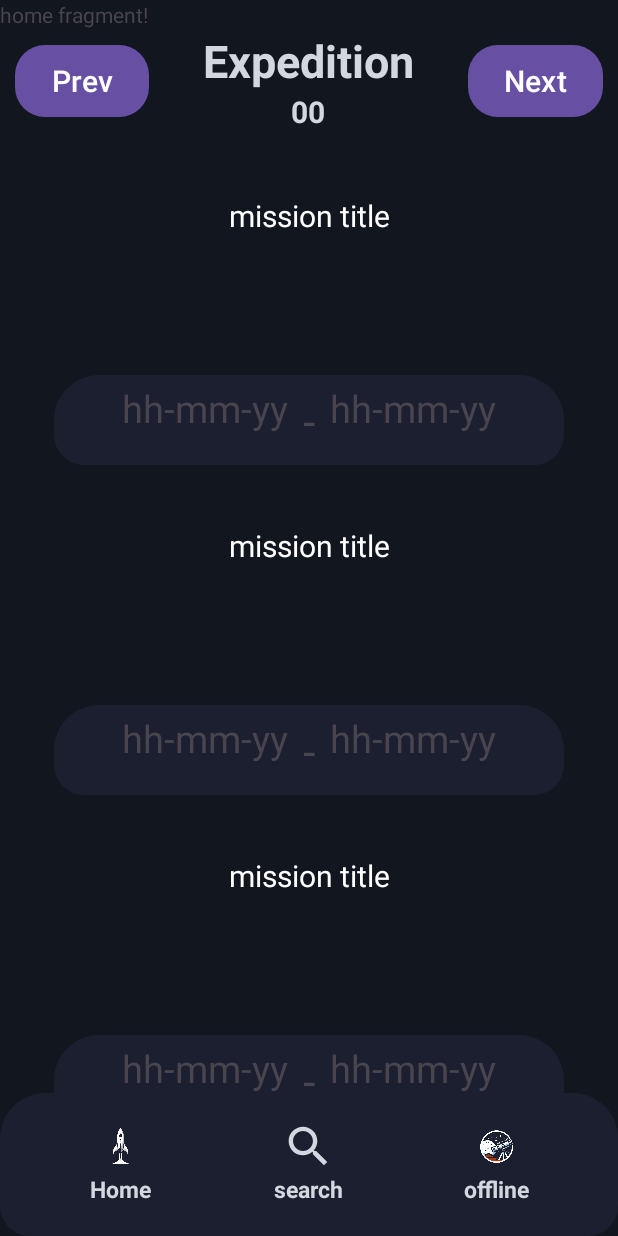
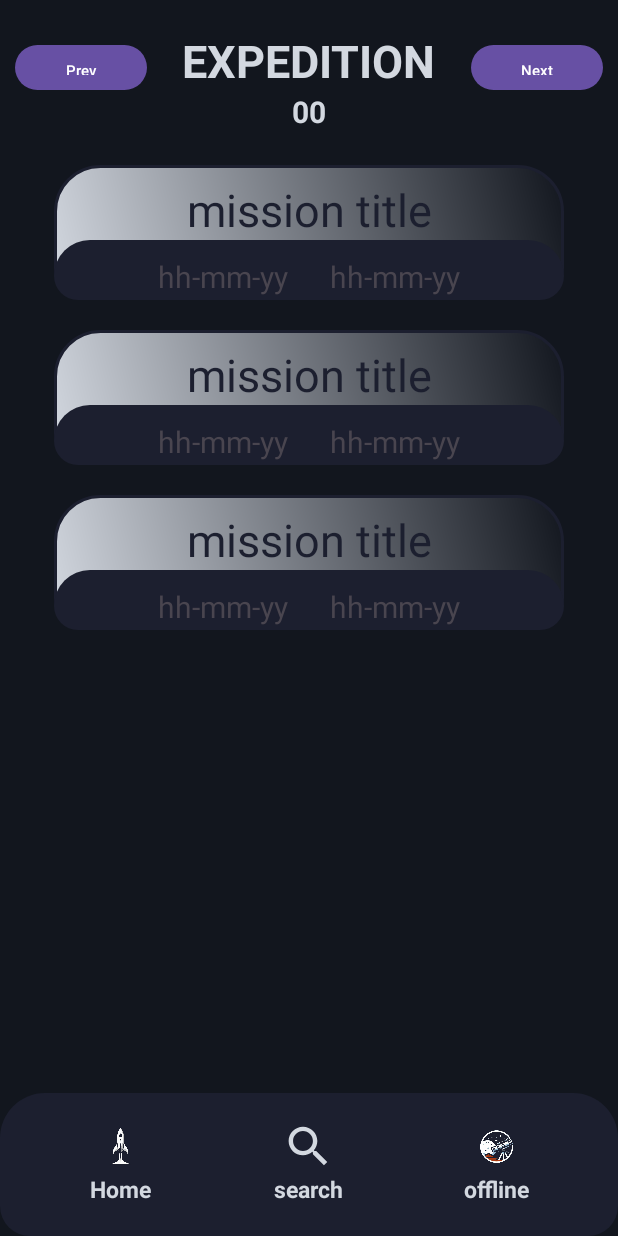
Before and after one commit to Benylaode/I-Rocket, an Android app: the layout fragment_home.xml on its own in the app's theme, with its tools: preview values and no code run, on a phone screen of 412 x 824 dp. Run offline under Robolectric (Android 15) with nearby library versions, the phone set to English and light mode, and no system bars.

Commit message:
lanjut lagi

```diff
--- a/IRocket/app/src/main/AndroidManifest.xml
+++ b/IRocket/app/src/main/AndroidManifest.xml
@@ -2,7 +2,7 @@
 <manifest xmlns:android="http://schemas.android.com/apk/res/android"
     xmlns:tools="http://schemas.android.com/tools">
 
-    <uses-permission android:name="android.permission.INTERNET"/>
+    <uses-permission android:name="android.permission.INTERNET" />
 
     <application
         android:allowBackup="true"
@@ -15,6 +15,9 @@
         android:theme="@style/Theme.IRocket"
         tools:targetApi="31">
         <activity
+            android:name=".ExpeditionActivity"
+            android:exported="false" />
+        <activity
             android:name=".MainActivity"
             android:exported="true">
             <intent-filter>
--- /dev/null
+++ b/IRocket/app/src/main/res/drawable/card_bg.xml
@@ -0,0 +1,22 @@
+<shape xmlns:android="http://schemas.android.com/apk/res/android">
+    <!-- Gradient color -->
+    <gradient
+        android:startColor="@color/white_blue"
+        android:endColor="@color/black"
+        android:angle="45"/>
+
+    <!-- Rounded corners -->
+    <corners
+        android:topLeftRadius="30dp"
+        android:topRightRadius="30dp"
+        android:bottomRightRadius="20dp"
+        android:bottomLeftRadius="20dp"/>
+
+    <!-- Stroke for border -->
+    <stroke
+        android:width="2dp"
+        android:color="@color/gray_blue"/>
+
+    <!-- Padding for inner content -->
+
+</shape>
--- a/IRocket/app/src/main/res/layout/fragment_home.xml
+++ b/IRocket/app/src/main/res/layout/fragment_home.xml
@@ -26,7 +26,9 @@
         android:layout_width="wrap_content"
         android:layout_gravity="center_horizontal"
         android:layout_height="match_parent"
+        android:layout_marginBottom="100dp"
         android:layout_marginTop="100dp">
+
         <androidx.recyclerview.widget.RecyclerView
             android:id="@+id/rv_expedition_home"
             android:layout_width="match_parent"
@@ -34,15 +36,6 @@
             tools:listitem="@layout/mission_card" />
     </LinearLayout>
 
-    <TextView
-    android:layout_width="wrap_content"
-
-    android:layout_height="wrap_content"
-    android:text="home fragment!"
-    app:layout_constraintBottom_toBottomOf="parent"
-    app:layout_constraintEnd_toEndOf="parent"
-    app:layout_constraintStart_toStartOf="parent"
-    app:layout_constraintTop_toTopOf="parent" />
     <RelativeLayout
         android:layout_marginTop="20dp"
         android:layout_gravity="top"
@@ -56,7 +49,7 @@
             <TextView
                 android:layout_width="wrap_content"
                 android:layout_height="wrap_content"
-                android:text="Expedition"
+                android:text="EXPEDITION"
                 android:textSize="30sp"
                 android:textStyle="bold"
                 android:textColor="@color/white_blue" />
@@ -78,20 +71,21 @@
                 android:id="@+id/prev_home"
                 android:layout_width="wrap_content"
                 android:layout_margin="10dp"
-                android:layout_height="wrap_content"
+                android:layout_height="30dp"
                 android:text="Prev"
                 android:background="@drawable/rounded_corner1"
-                android:textSize="20sp"
+                android:textSize="10sp"
+                android:textAlignment="center"
                 android:textColor="@color/white"/>
             <Button
                 android:id="@+id/next_home"
                 android:layout_alignParentRight="true"
                 android:layout_width="wrap_content"
                 android:layout_margin="10dp"
-                android:layout_height="wrap_content"
+                android:layout_height="30dp"
                 android:text="Next"
                 android:background="@drawable/rounded_corner1"
-                android:textSize="20sp"
+                android:textSize="10sp"
                 android:textColor="@color/white"/>
         </RelativeLayout>
     </RelativeLayout>
--- a/IRocket/app/src/main/res/layout/mission_card.xml
+++ b/IRocket/app/src/main/res/layout/mission_card.xml
@@ -2,31 +2,28 @@
 <RelativeLayout xmlns:android="http://schemas.android.com/apk/res/android"
     android:orientation="vertical"
     android:layout_width="340dp"
-    android:layout_height="200dp"
+    android:layout_height="90dp"
     android:layout_margin="10dp"
     android:layout_alignBottom="@+id/ly_info"
-    android:background="@drawable/rounded_corner1">
+    android:background="@drawable/card_bg">
     <TextView
         android:id="@+id/title_ex"
         android:layout_width="match_parent"
-        android:layout_height="30dp"
+        android:layout_height="wrap_content"
         android:layout_gravity="center"
         android:text="mission title"
-        android:layout_marginTop="20sp"
+        android:layout_marginTop="9sp"
         android:textAlignment="center"
-        android:textSize="20sp"
-        android:textColor="@color/white"/>
-    <ImageView
-        android:id="@+id/image_ex"
-        android:layout_width="match_parent"
-        android:layout_height="match_parent"/>
+        android:textSize="30sp"
+        android:textColor="@color/gray_blue"/>
+
     <RelativeLayout
         android:orientation="horizontal"
         android:layout_alignParentBottom="true"
         android:layout_width="match_parent"
         android:layout_gravity="bottom"
         android:background="@drawable/rounded_corner"
-        android:layout_height="60dp">
+        android:layout_height="40dp">
         <LinearLayout
             android:layout_width="wrap_content"
             android:layout_centerInParent="true"
@@ -35,7 +32,7 @@
                 android:id="@+id/start_ex"
                 android:layout_width="wrap_content"
                 android:layout_height="wrap_content"
-                android:textSize="25sp"
+                android:textSize="20sp"
                 android:text="hh-mm-yy" />
             <TextView
                 android:layout_width="wrap_content"
@@ -49,7 +46,7 @@
                 android:layout_width="wrap_content"
                 android:layout_height="wrap_content"
                 android:text="hh-mm-yy"
-                android:textSize="25sp" />
+                android:textSize="20sp" />
         </LinearLayout>
 
     </RelativeLayout>
```
Also changed, not shown: IRocket/app/src/main/java/com/example/i_rocket/ExpeditionActivity.java (added, +24 -0 lines), IRocket/app/src/main/java/com/example/i_rocket/ExpeditionAdapter.java (+4 -6 lines), IRocket/app/src/main/java/com/example/i_rocket/fragment/HomeFragment.java (+5 -3 lines), IRocket/app/src/main/res/layout/activity_expedition.xml (added, +10 -0 lines), IRocket/app/src/main/res/drawable/koran.jpg (added).
